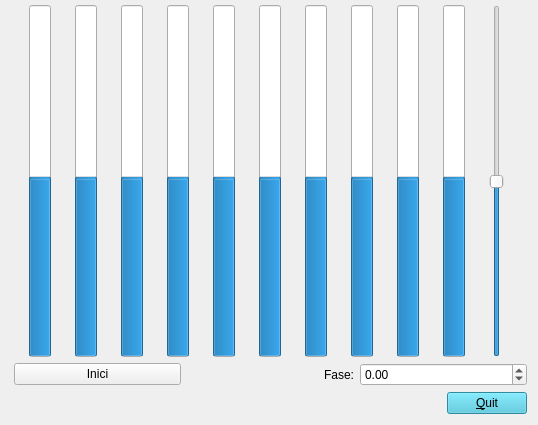
Before: the Qt Designer form Ex3v2/Sinus.ui in polipolo55/ex3Idi, drawn with Qt 5.
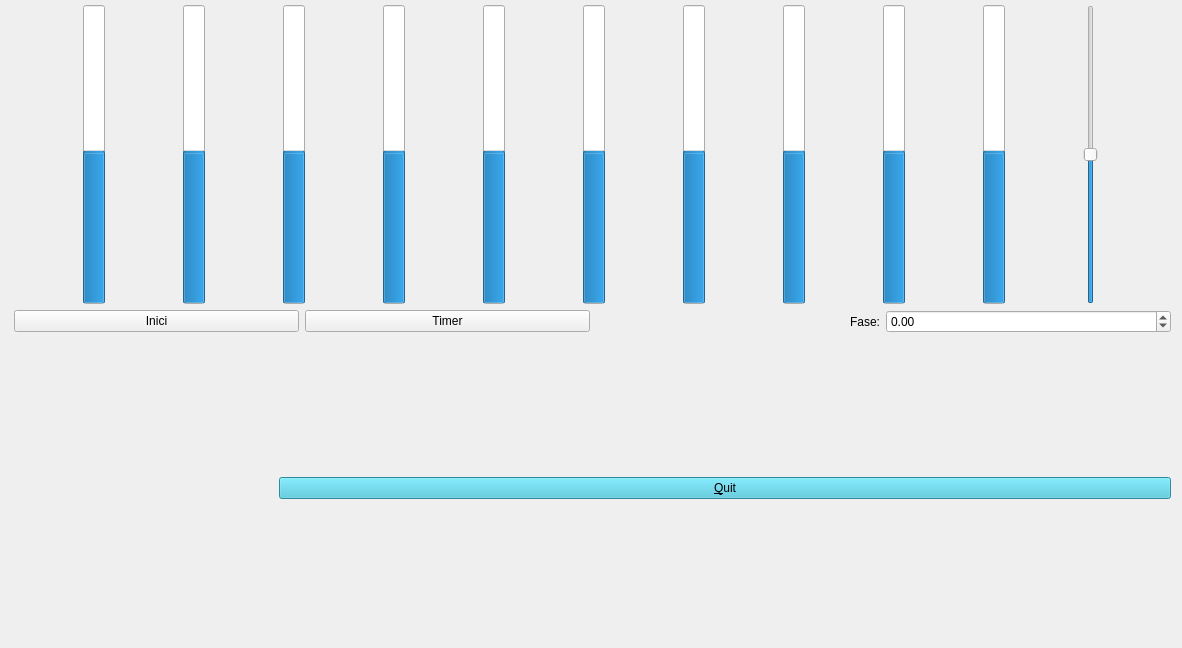
After: the same form once the commit is applied. Custom widgets are drawn as their Qt base class.

What changed in the file:
```diff
--- a/Ex3v2/Sinus.ui
+++ b/Ex3v2/Sinus.ui
@@ -6,8 +6,8 @@
    <rect>
     <x>0</x>
     <y>0</y>
-    <width>538</width>
-    <height>425</height>
+    <width>1182</width>
+    <height>648</height>
    </rect>
   </property>
   <property name="windowTitle">
@@ -28,10 +28,7 @@
         <number>0</number>
        </property>
        <property name="orientation">
-        <enum>Qt::Orientation::Vertical</enum>
-       </property>
-       <property name="invertedAppearance">
-        <bool>false</bool>
+        <enum>Qt::Vertical</enum>
        </property>
       </widget>
      </item>
@@ -209,6 +206,13 @@
        </property>
       </widget>
      </item>
+     <item>
+      <widget class="QPushButton" name="TimerButton">
+       <property name="text">
+        <string>Timer</string>
+       </property>
+      </widget>
+     </item>
      <item>
       <widget class="QLabel" name="label">
        <property name="text">
@@ -238,9 +242,6 @@
     <layout class="QHBoxLayout" name="horizontalLayout">
      <item>
       <spacer name="horizontalSpacer">
-       <property name="orientation">
-        <enum>Qt::Orientation::Horizontal</enum>
-       </property>
        <property name="sizeHint" stdset="0">
         <size>
          <width>268</width>
```
Left out of the diff: 60 changed lines with no effect on the pictures.
